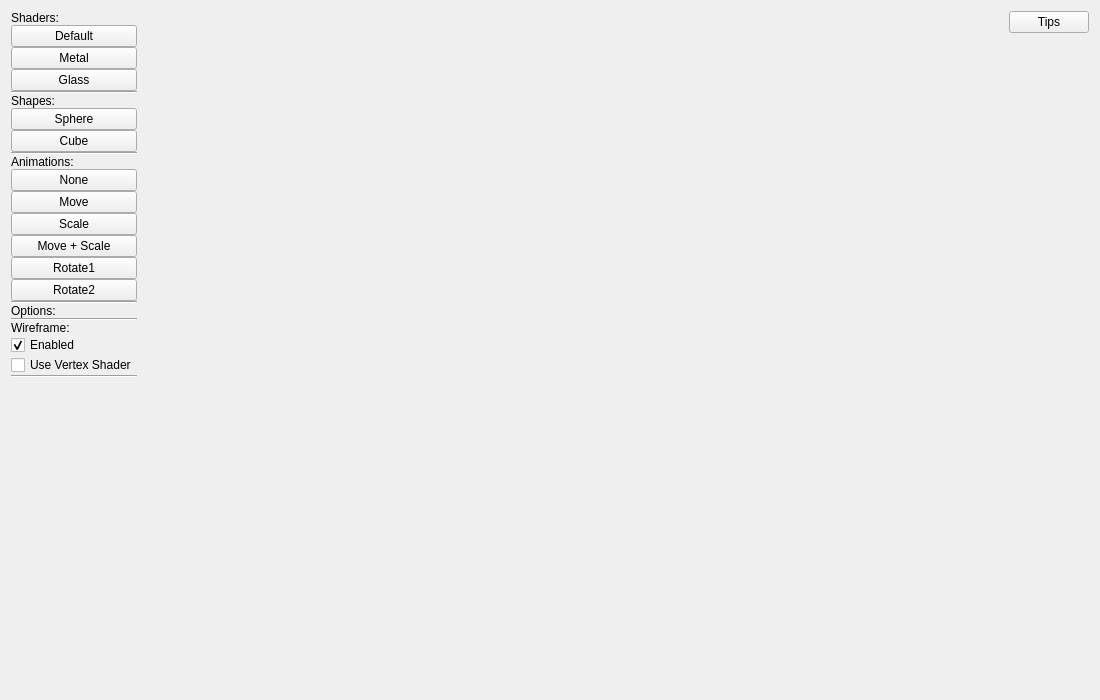
iszihan/Graphics-Final-Project, file qt-project/ui/mainwindow.ui: the form before one commit.
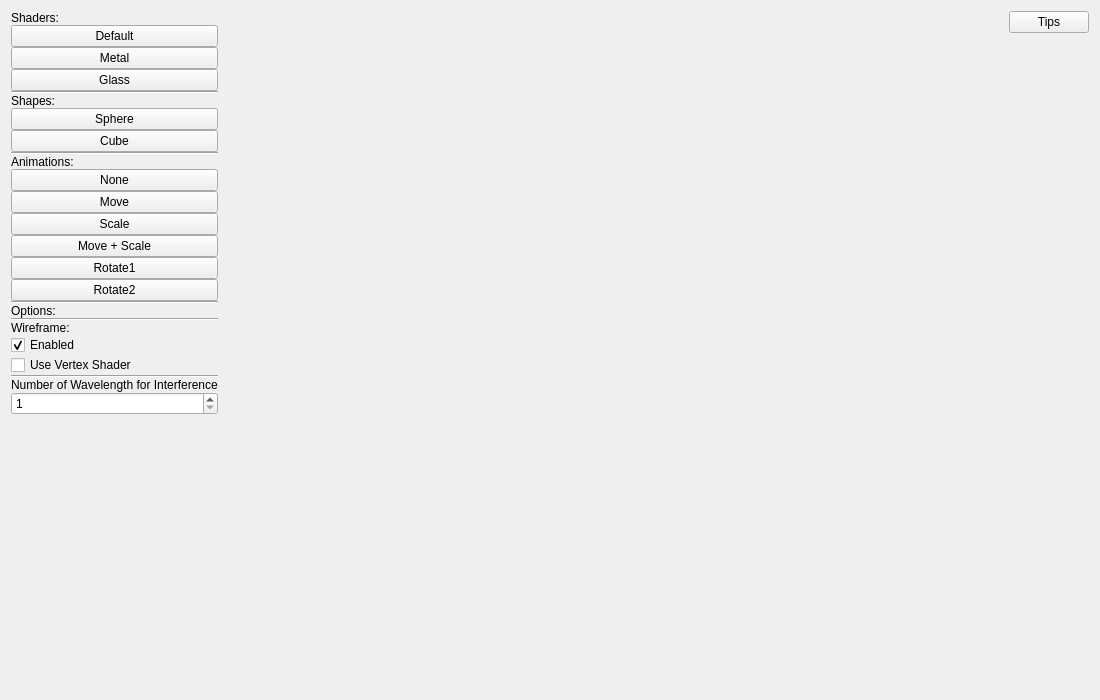
The form after the commit.

Commit message: add variational numWaveInterference + metaball of glass and metal shading

```diff
--- a/qt-project/ui/mainwindow.ui
+++ b/qt-project/ui/mainwindow.ui
@@ -202,6 +202,23 @@
         </property>
        </widget>
       </item>
+      <item>
+       <widget class="QLabel" name="label_6">
+        <property name="text">
+         <string>Number of Wavelength for Interference</string>
+        </property>
+       </widget>
+      </item>
+      <item>
+       <widget class="QSpinBox" name="numWave">
+        <property name="minimum">
+         <number>1</number>
+        </property>
+        <property name="maximum">
+         <number>13</number>
+        </property>
+       </widget>
+      </item>
       <item>
        <spacer name="verticalSpacer">
         <property name="orientation">
```
The commit also changes 15 other files.
